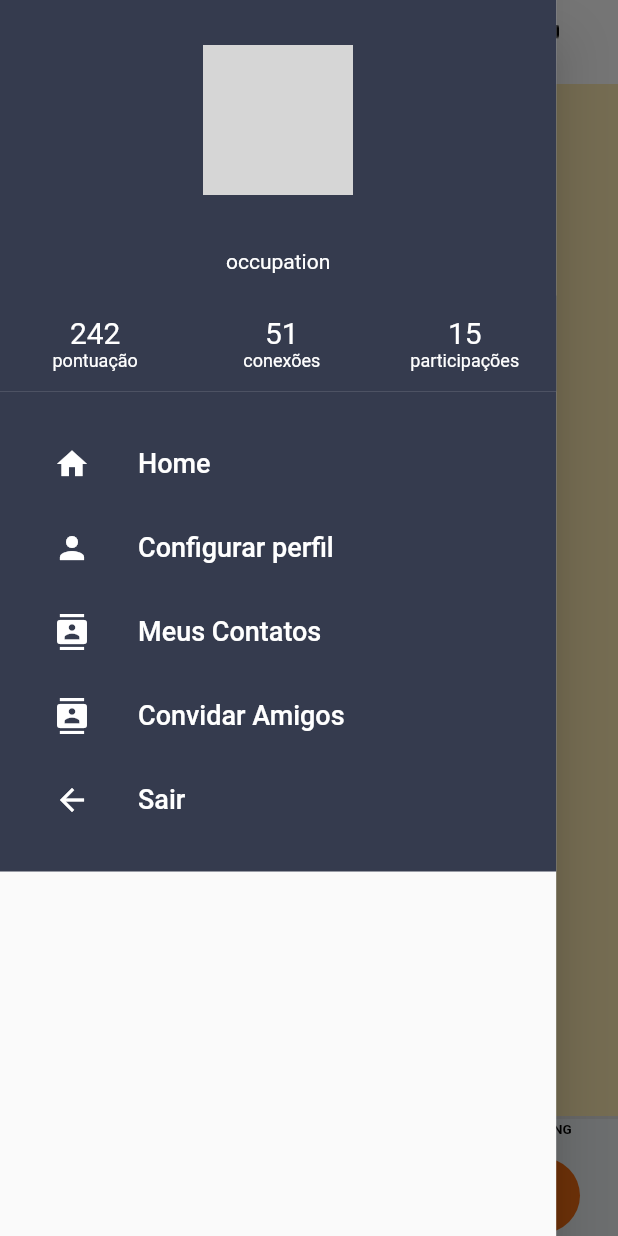
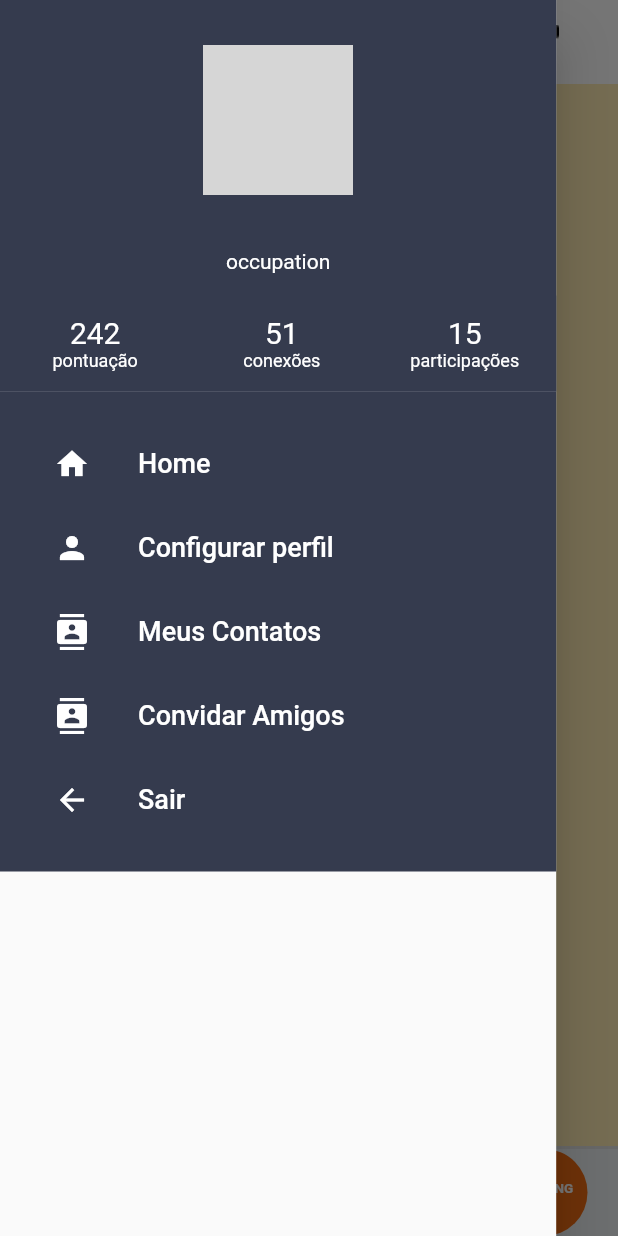
Before and after one commit to robertoshimizu/flutter_auth_bloc, a Flutter app: the Master screen opened directly with empty values, item 2 of the bottom bar chosen, with the side drawer open, on a phone screen of 412 x 824 dp. Run offline on Flutter 3.47's test engine with Material 2 defaults, Android fonts, the phone set to English and light mode, and no system bars; our stand-ins replace bloc, camera, cloud_firestore, equatable, firebase_auth, firebase_core and 5 more; missing offline and left inert: cpfcnpj; accounts and stored records are empty; network calls fail; statements that could not run were skipped; grey boxes are pictures that could not be loaded.

Commit message:
BottomNavBar text alignment inside circle

```diff
--- a/lib/presentation/pages/mock/mock.dart
+++ b/lib/presentation/pages/mock/mock.dart
@@ -12,13 +12,7 @@ class Master extends StatelessWidget {
     @required this.user,
   }) : super(key: key);
 
-  final List<bool> bottomNavigationItemStatus = [
-    true,
-    false,
-    false,
-    false,
-    false
-  ];
+  final List<bool> bottomNavigationItemStatus = [true, true, true, true, true];
   final GlobalKey<ScaffoldState> _scaffoldKey = GlobalKey<ScaffoldState>();
 
   void _openDrawer() {
@@ -53,7 +47,25 @@ class Master extends StatelessWidget {
           child: MainDrawer(),
         ),
         backgroundColor: Colors.white,
-        body: BlocBuilder<PagesBloc, PagesState>(
+        body: MasterBody(user: user),
+        bottomNavigationBar: MasterNavigationBar(
+            bottomNavigationItemStatus: bottomNavigationItemStatus),
+      ),
+    );
+  }
+}
+
+class MasterBody extends StatelessWidget {
+  const MasterBody({
+    Key key,
+    @required this.user,
+  }) : super(key: key);
+
+  final UserData user;
+
+  @override
+  Widget build(BuildContext context) {
+    return BlocBuilder<PagesBloc, PagesState>(
       builder: (context, state) {
         if (state is PagesOne) {
           return NeedRequestPage();
@@ -70,12 +82,25 @@ class Master extends StatelessWidget {
         } else
           return HomePage();
       },
-        ),
-        bottomNavigationBar: BlocBuilder<PagesBloc, PagesState>(
+    );
+  }
+}
+
+class MasterNavigationBar extends StatelessWidget {
+  const MasterNavigationBar({
+    Key key,
+    @required this.bottomNavigationItemStatus,
+  }) : super(key: key);
+
+  final List<bool> bottomNavigationItemStatus;
+
+  @override
+  Widget build(BuildContext context) {
+    return BlocBuilder<PagesBloc, PagesState>(
       builder: (context, state) {
         return SafeArea(
           child: Container(
-                height: 80,
+            height: 60,
             color: Colors.blueGrey[50],
             child: Column(
               children: [
@@ -140,8 +165,6 @@ class Master extends StatelessWidget {
           ),
         );
       },
-        ),
-      ),
     );
   }
 }
@@ -173,21 +196,22 @@ class BottomNavigationItem extends StatelessWidget {
               onPress();
             },
             child: Stack(
-              alignment: AlignmentDirectional.topStart,
+              alignment: Alignment.topCenter,
+              clipBehavior: Clip.none,
               children: [
                 Container(
-                  width: 50.0,
-                  height: 50.0,
+                  width: 58.0,
+                  height: 58.0,
                   decoration: new BoxDecoration(
                     color: color,
                     shape: BoxShape.circle,
                   ),
                 ),
                 Positioned(
-                  top: 30,
-                  left: 6,
+                  top: doubleChar ? 14 : 21,
                   child: Container(
-                    width: 55,
+                    width: 53,
+                    height: 24,
                     child: Wrap(
                       direction: Axis.horizontal,
                       alignment: WrapAlignment.center,
@@ -198,13 +222,13 @@ class BottomNavigationItem extends StatelessWidget {
                           style: TextStyle(
                             fontSize: 9,
                             fontWeight: FontWeight.bold,
-                            color: Colors.black,
+                            color: Colors.white,
                           ),
                         ),
                       ],
                     ),
                   ),
-                )
+                ),
               ],
             ),
           )
@@ -212,10 +236,12 @@ class BottomNavigationItem extends StatelessWidget {
             onTap: () {
               onPress();
             },
-            child: Column(
-              mainAxisAlignment: MainAxisAlignment.center,
+            child: Stack(
+              alignment: Alignment.topCenter,
+              clipBehavior: Clip.none,
               children: [
-                Container(
+                Positioned(
+                  child: Container(
                     width: 60,
                     height: 24,
                     child: Wrap(
@@ -233,12 +259,16 @@ class BottomNavigationItem extends StatelessWidget {
                           ),
                         ]),
                   ),
-                Container(
-                  width: 50.0,
-                  height: 50.0,
+                ),
+                Positioned(
+                  top: 30,
+                  child: Container(
+                    width: 58.0,
+                    height: 58.0,
                     decoration: new BoxDecoration(
                       color: color,
                       shape: BoxShape.circle,
+                    ),
                   ),
                 ),
               ],
@@ -246,27 +276,3 @@ class BottomNavigationItem extends StatelessWidget {
           );
   }
 }
-
-class WidgetView extends StatelessWidget {
-  const WidgetView({Key key}) : super(key: key);
-
-  @override
-  Widget build(BuildContext context) {
-    return BlocBuilder<PagesBloc, PagesState>(
-      builder: (context, state) {
-        if (state is PagesOne) {
-          return NeedRequestPage();
-        } else if (state is PagesTwo) {
-          return MyIndications();
-        } else if (state is PagesThree) {
-          return HomePage();
-        } else if (state is PagesFour) {
-          return MyNeedRequestPage();
-        } else if (state is PagesFive) {
-          return RankingMainPage();
-        } else
-          return HomePage();
-      },
-    );
-  }
-}
```
Lines whose indentation alone changed are shown as unchanged.
